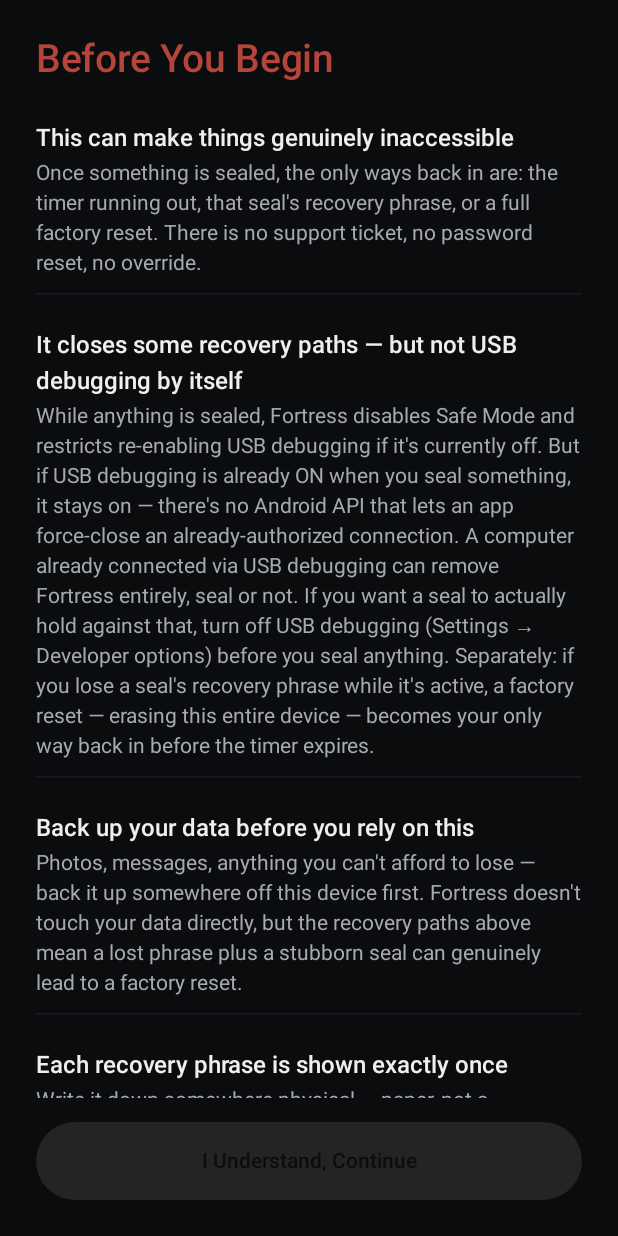
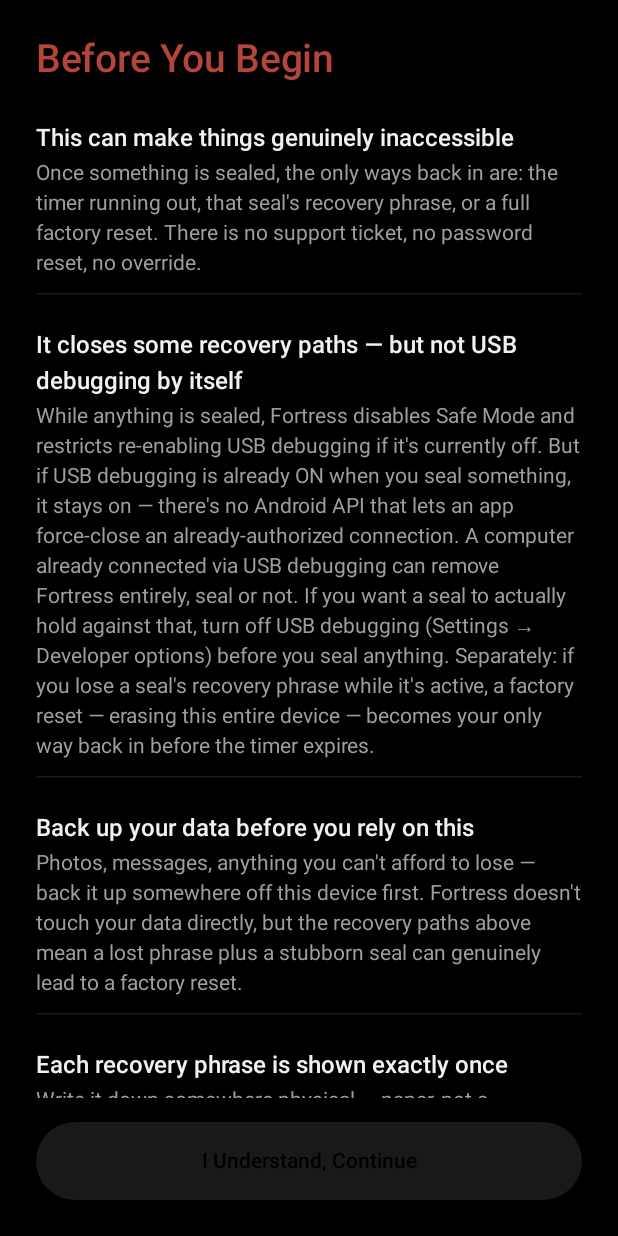
Before and after one commit to kalyxon/fortress-vault, an Android app built with Jetpack Compose: the screen it shows after launch (MainActivity), on a phone screen of 412 x 824 dp. Run offline under Robolectric (Android 15) with nearby library versions, the phone set to English and light mode, and no system bars; 2 statements that could not run were skipped.

Commit message:
feat(ui): add shared components and refresh theme
- Add PageHeader, SettingsCard, SectionLabel, SettingsRow components
- Add Shapes (small/medium/large rounded corners) to the theme
- Darken background, brighten brass primary, neutralize text colors

```diff
--- a/app/src/main/java/com/fortress/vault/ui/theme/Color.kt
+++ b/app/src/main/java/com/fortress/vault/ui/theme/Color.kt
@@ -2,16 +2,16 @@ package com.fortress.vault.ui.theme
 
 import androidx.compose.ui.graphics.Color
 
-val ObsidianBlack = Color(0xFF0B0C0E)
-val CharcoalSurface = Color(0xFF17181C)
-val SteelSurfaceHigh = Color(0xFF212328)
-val VaultDivider = Color(0xFF2C2E34)
+val ObsidianBlack = Color(0xFF000000)
+val CharcoalSurface = Color(0xFF1C1C1C)
+val SteelSurfaceHigh = Color(0xFF2A2A2A)
+val VaultDivider = Color(0xFF383838)
 
-val BrassPrimary = Color(0xFFC9A24B)
-val BrassPrimaryDim = Color(0xFF8A742F)
+val BrassPrimary = Color(0xFFD4A943)
+val BrassPrimaryDim = Color(0xFF9B7A2C)
 val EmberRed = Color(0xFFB4453B)
 val MossUnlocked = Color(0xFF6E9A6E)
 
-val TextPrimary = Color(0xFFF2EFEA)
-val TextSecondary = Color(0xFFA7A9B0)
-val TextDisabled = Color(0xFF5B5D64)
+val TextPrimary = Color(0xFFF1F1F1)
+val TextSecondary = Color(0xFF9E9E9E)
+val TextDisabled = Color(0xFF666666)
--- a/app/src/main/java/com/fortress/vault/ui/theme/Theme.kt
+++ b/app/src/main/java/com/fortress/vault/ui/theme/Theme.kt
@@ -3,6 +3,9 @@ package com.fortress.vault.ui.theme
 import androidx.compose.foundation.isSystemInDarkTheme
 import androidx.compose.material3.MaterialTheme
 import androidx.compose.material3.darkColorScheme
+import androidx.compose.material3.Shapes
+import androidx.compose.foundation.shape.RoundedCornerShape
+import androidx.compose.ui.unit.dp
 import androidx.compose.runtime.Composable
 
 private val FortressColorScheme = darkColorScheme(
@@ -28,6 +31,11 @@ fun FortressVaultTheme(content: @Composable () -> Unit) {
     MaterialTheme(
         colorScheme = FortressColorScheme,
         typography = FortressTypography,
+        shapes = Shapes(
+            small = RoundedCornerShape(12.dp),
+            medium = RoundedCornerShape(18.dp),
+            large = RoundedCornerShape(24.dp)
+        ),
         content = content
     )
 }
--- a/app/src/main/res/values/colors.xml
+++ b/app/src/main/res/values/colors.xml
@@ -1,5 +1,5 @@
 <resources>
-    <color name="obsidian_black">#0B0C0E</color>
-    <color name="brass_primary">#C9A24B</color>
-    <color name="ic_launcher_background">#0B0C0E</color>
+    <color name="obsidian_black">#000000</color>
+    <color name="brass_primary">#D4A943</color>
+    <color name="ic_launcher_background">#000000</color>
 </resources>
```
Also changed, not shown: app/src/main/java/com/fortress/vault/ui/components/SettingsUi.kt (added, +110 -0 lines).
